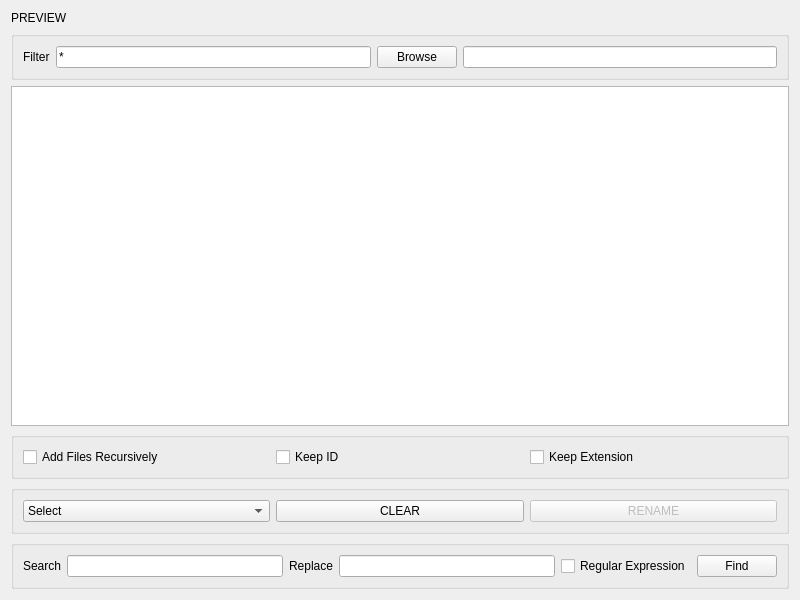
Old version of the form src/file_renamer/form.ui in the repository flossapps/file-renamer.
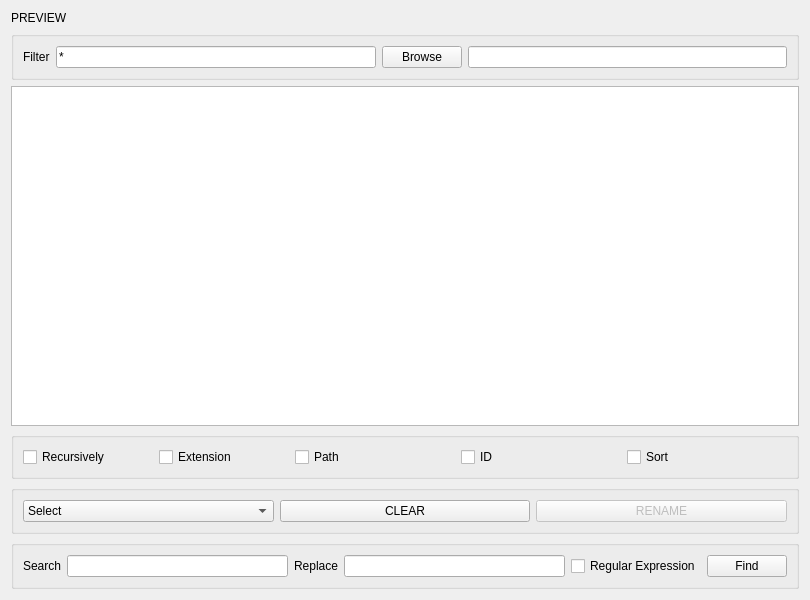
New version of the form.

Commit message: Added sort and path options

Patch:
```diff
--- a/src/file_renamer/form.ui
+++ b/src/file_renamer/form.ui
@@ -70,28 +70,87 @@
    </item>
    <item row="3" column="0">
     <widget class="QGroupBox" name="options">
+     <property name="minimumSize">
+      <size>
+       <width>788</width>
+       <height>0</height>
+      </size>
+     </property>
      <property name="title">
       <string/>
      </property>
-     <layout class="QGridLayout" name="gridLayout_4">
-      <item row="0" column="0">
+     <property name="alignment">
+      <set>Qt::AlignmentFlag::AlignCenter</set>
+     </property>
+     <layout class="QHBoxLayout" name="horizontalLayout_2">
+      <item>
        <widget class="QCheckBox" name="recursively">
-        <property name="text">
-         <string>Add Files Recursively</string>
+        <property name="sizePolicy">
+         <sizepolicy hsizetype="Minimum" vsizetype="Fixed">
+          <horstretch>0</horstretch>
+          <verstretch>0</verstretch>
+         </sizepolicy>
         </property>
-       </widget>
-      </item>
-      <item row="0" column="1">
-       <widget class="QCheckBox" name="id">
         <property name="text">
-         <string>Keep ID</string>
+         <string>Recursively</string>
         </property>
        </widget>
       </item>
-      <item row="0" column="2">
+      <item>
        <widget class="QCheckBox" name="extension">
         <property name="text">
-         <string>Keep Extension</string>
+         <string>Extension</string>
+        </property>
+       </widget>
+      </item>
+      <item>
+       <widget class="QCheckBox" name="path">
+        <property name="minimumSize">
+         <size>
+          <width>160</width>
+          <height>0</height>
+         </size>
+        </property>
+        <property name="text">
+         <string>Path</string>
+        </property>
+       </widget>
+      </item>
+      <item>
+       <widget class="QCheckBox" name="id">
+        <property name="minimumSize">
+         <size>
+          <width>160</width>
+          <height>0</height>
+         </size>
+        </property>
+        <property name="text">
+         <string>ID</string>
+        </property>
+       </widget>
+      </item>
+      <item>
+       <widget class="QCheckBox" name="sort">
+        <property name="enabled">
+         <bool>true</bool>
+        </property>
+        <property name="sizePolicy">
+         <sizepolicy hsizetype="Minimum" vsizetype="Fixed">
+          <horstretch>0</horstretch>
+          <verstretch>0</verstretch>
+         </sizepolicy>
+        </property>
+        <property name="minimumSize">
+         <size>
+          <width>160</width>
+          <height>0</height>
+         </size>
+        </property>
+        <property name="layoutDirection">
+         <enum>Qt::LayoutDirection::LeftToRight</enum>
+        </property>
+        <property name="text">
+         <string>Sort</string>
         </property>
        </widget>
       </item>
```
Left out of the diff: 53 changed lines with no effect on the pictures. The commit also changes 4 other files.
